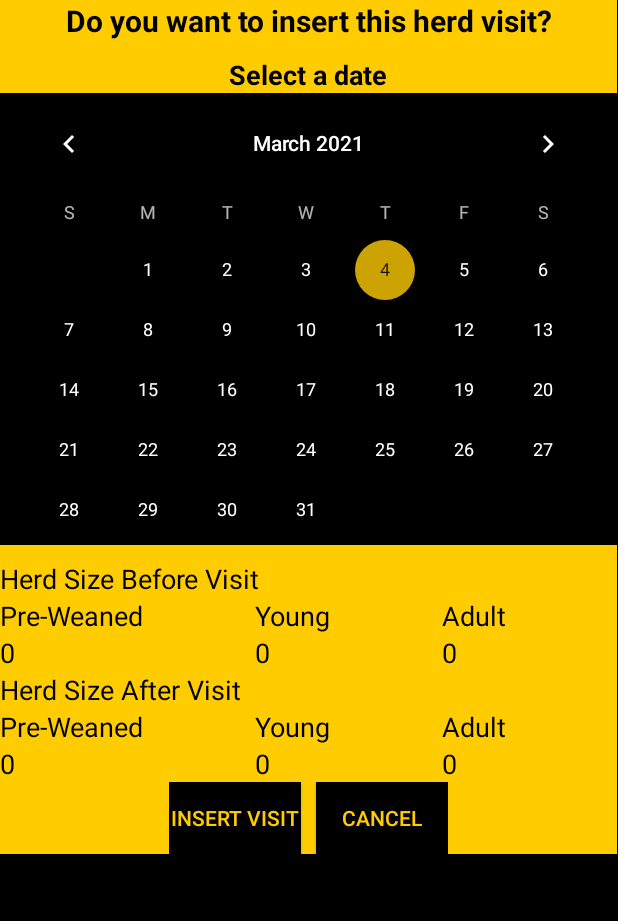
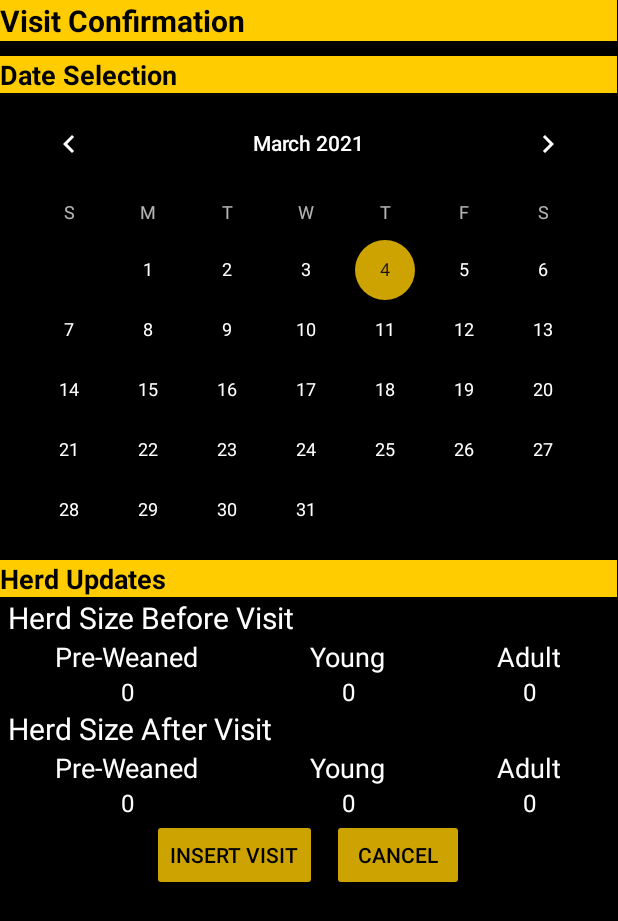
Before and after one commit to drgennaroimperatore/HerdManager, an Android app: the layout dialog_confirm_herd_visit.xml on its own in the app's theme, with its tools: preview values and no code run, on a phone screen of 412 x 824 dp. Shown: the top 921 px of the screen. Run offline under Robolectric (Android 15) with nearby library versions, the phone set to English and light mode, and no system bars.

Commit message:
progress on ui/11

```diff
--- a/app/src/main/res/layout/add_herd_dynamic_fragment.xml
+++ b/app/src/main/res/layout/add_herd_dynamic_fragment.xml
@@ -19,8 +19,7 @@
             android:layout_height="wrap_content"
            style="@style/AppTheme.Button"
             android:layout_weight="0.5"
-            android:text="Edit Animal Movements"
-            />
+            android:text="Edit Movements" />
 
         <Button
             android:id="@+id/button_add_herd_death"
@@ -28,7 +27,7 @@
             android:layout_weight="0.5"
             android:layout_height="wrap_content"
             style="@style/AppTheme.Button"
-            android:text="Add Animal Death"
+            android:text="Add Death"
             />
 
     </LinearLayout>
--- a/app/src/main/res/layout/dialog_confirm_herd_visit.xml
+++ b/app/src/main/res/layout/dialog_confirm_herd_visit.xml
@@ -1,18 +1,23 @@
 <?xml version="1.0" encoding="utf-8"?>
+<ScrollView android:layout_width="match_parent"
+    android:layout_height="match_parent"
+    xmlns:android="http://schemas.android.com/apk/res/android">
+
 <LinearLayout xmlns:android="http://schemas.android.com/apk/res/android"
     android:orientation="vertical"
     android:layout_width="wrap_content"
     android:layout_height="wrap_content"
-    android:background="@color/colorPrimary">
+    android:background="@color/black">
+
 
     <TextView
         android:id="@+id/textViewConfirmationtext"
         android:layout_width="match_parent"
         android:layout_height="wrap_content"
         android:layout_marginBottom="10dp"
-        android:text="Do you want to insert this herd visit?"
-        android:textAlignment="center"
+        android:text="Visit Confirmation"
         android:textColor="@color/black"
+        android:background="@color/colorPrimary"
         android:textSize="20dp"
         android:textStyle="bold" />
 
@@ -20,8 +25,8 @@
         android:id="@+id/textViewConfirmationtext2"
         android:layout_width="match_parent"
         android:layout_height="wrap_content"
-        android:text="Select a date"
-        android:textAlignment="center"
+        android:text="Date Selection"
+        android:background="@color/colorPrimary"
         android:textColor="@color/black"
         android:textSize="18dp"
         android:textStyle="bold" />
@@ -32,13 +37,20 @@
         android:layout_height="301dp"
         android:layout_marginBottom="10dp"
         android:background="@color/black" />
-
+    <TextView
+        android:layout_width="match_parent"
+        android:layout_height="match_parent"
+        android:text="Herd Updates"
+        android:textColor="@color/black"
+        android:background="@color/colorPrimary"
+        android:textSize="18dp"
+        android:textStyle="bold" />
 
 
     <TextView
         android:layout_width="wrap_content"
         android:layout_height="wrap_content"
-        style="@style/BlackHeadingTextSmall"
+        style="@style/RowHeaderTextStyle"
         android:text="Herd Size Before Visit"></TextView>
 
 
@@ -51,18 +63,18 @@
             <TextView
                 android:layout_width="wrap_content"
                 android:layout_height="wrap_content"
-                style="@style/BlackHeadingTextSmall"
+                style="@style/RowSubHeaderTextStyle"
                 android:text="Pre-Weaned"></TextView>
 
             <TextView
                 android:layout_width="wrap_content"
                 android:layout_height="wrap_content"
-                style="@style/BlackHeadingTextSmall"
+                style="@style/RowSubHeaderTextStyle"
                 android:text="Young"></TextView>
             <TextView
                 android:layout_width="wrap_content"
                 android:layout_height="wrap_content"
-                style="@style/BlackHeadingTextSmall"
+                style="@style/RowSubHeaderTextStyle"
                 android:text="Adult"></TextView>
 
         </TableRow>
@@ -72,20 +84,20 @@
                 android:id="@+id/dialog_herd_changes_current_babies_textView"
                 android:layout_width="wrap_content"
                 android:layout_height="wrap_content"
-                style="@style/BlackHeadingTextSmall"
+                style="@style/RowContentTextStyle"
                 android:text="0"></TextView>
 
             <TextView
                 android:id="@+id/dialog_herd_changes_current_young_textView"
                 android:layout_width="wrap_content"
                 android:layout_height="wrap_content"
-                style="@style/BlackHeadingTextSmall"
+                style="@style/RowContentTextStyle"
                 android:text="0"></TextView>
             <TextView
                 android:id="@+id/dialog_herd_changes_current_old_textView"
                 android:layout_width="wrap_content"
                 android:layout_height="wrap_content"
-                style="@style/BlackHeadingTextSmall"
+                style="@style/RowContentTextStyle"
                 android:text="0"></TextView>
 
         </TableRow>
@@ -96,7 +108,7 @@
     <TextView
         android:layout_width="wrap_content"
         android:layout_height="wrap_content"
-        style="@style/BlackHeadingTextSmall"
+        style="@style/RowHeaderTextStyle"
         android:text="Herd Size After Visit"></TextView>
 
     <TableLayout
@@ -107,18 +119,18 @@
             <TextView
                 android:layout_width="wrap_content"
                 android:layout_height="wrap_content"
-                style="@style/BlackHeadingTextSmall"
+                style="@style/RowSubHeaderTextStyle"
                 android:text="Pre-Weaned"></TextView>
 
             <TextView
                 android:layout_width="wrap_content"
                 android:layout_height="wrap_content"
-                style="@style/BlackHeadingTextSmall"
+                style="@style/RowSubHeaderTextStyle"
                 android:text="Young"></TextView>
             <TextView
                 android:layout_width="wrap_content"
                 android:layout_height="wrap_content"
-                style="@style/BlackHeadingTextSmall"
+                style="@style/RowSubHeaderTextStyle"
                 android:text="Adult"></TextView>
 
         </TableRow>
@@ -128,20 +140,20 @@
                 android:id="@+id/dialog_herd_changes_new_babies_textView"
                 android:layout_width="wrap_content"
                 android:layout_height="wrap_content"
-                style="@style/BlackHeadingTextSmall"
+                style="@style/RowContentTextStyle"
                 android:text="0"></TextView>
 
             <TextView
                 android:id="@+id/dialog_herd_changes_new_young_textView"
                 android:layout_width="wrap_content"
                 android:layout_height="wrap_content"
-                style="@style/BlackHeadingTextSmall"
+                style="@style/RowContentTextStyle"
                 android:text="0"></TextView>
             <TextView
                 android:id="@+id/dialog_herd_changes_new_old_textView"
                 android:layout_width="wrap_content"
                 android:layout_height="wrap_content"
-                style="@style/BlackHeadingTextSmall"
+                style="@style/RowContentTextStyle"
                 android:text="0"></TextView>
 
         </TableRow>
@@ -159,8 +171,7 @@
         android:id="@+id/button_dialog_insert_visit_confirmation_confirm"
         android:layout_width="match_parent"
         android:layout_height="wrap_content"
-        android:background="@color/black"
-        android:textColor="@color/colorPrimary"
+        style="@style/AppTheme.Button"
         android:text="Insert Visit"
         android:layout_marginRight="10dp"/>
 
@@ -168,8 +179,7 @@
         android:id="@+id/button_dialog_insert_visit_confirmation_cancel"
         android:layout_width="match_parent"
         android:layout_height="wrap_content"
-        android:background="@color/black"
-        android:textColor="@color/colorPrimary"
+        style="@style/AppTheme.Button"
         android:text="Cancel" />
 </LinearLayout>
 
@@ -177,3 +187,4 @@
 
 
 </LinearLayout>
+    </ScrollView>
```
Also changed, not shown: app/src/main/java/com/ilri/herdmanager/adapters/DynamicEventExpandableListAdapter.java (+8 -1 lines), app/src/main/java/com/ilri/herdmanager/adapters/HealthEventExpandableListAdapter.java (+9 -2 lines), app/src/main/res/layout/dialog_comments_herdvisit.xml (+14 -7 lines), app/src/main/res/layout/dialog_filter_farmers.xml (+4 -4 lines), app/src/main/res/layout/dialog_herd_visit_info.xml (+18 -13 lines), app/src/main/res/layout/dialog_username_selection.xml (+5 -6 lines).
